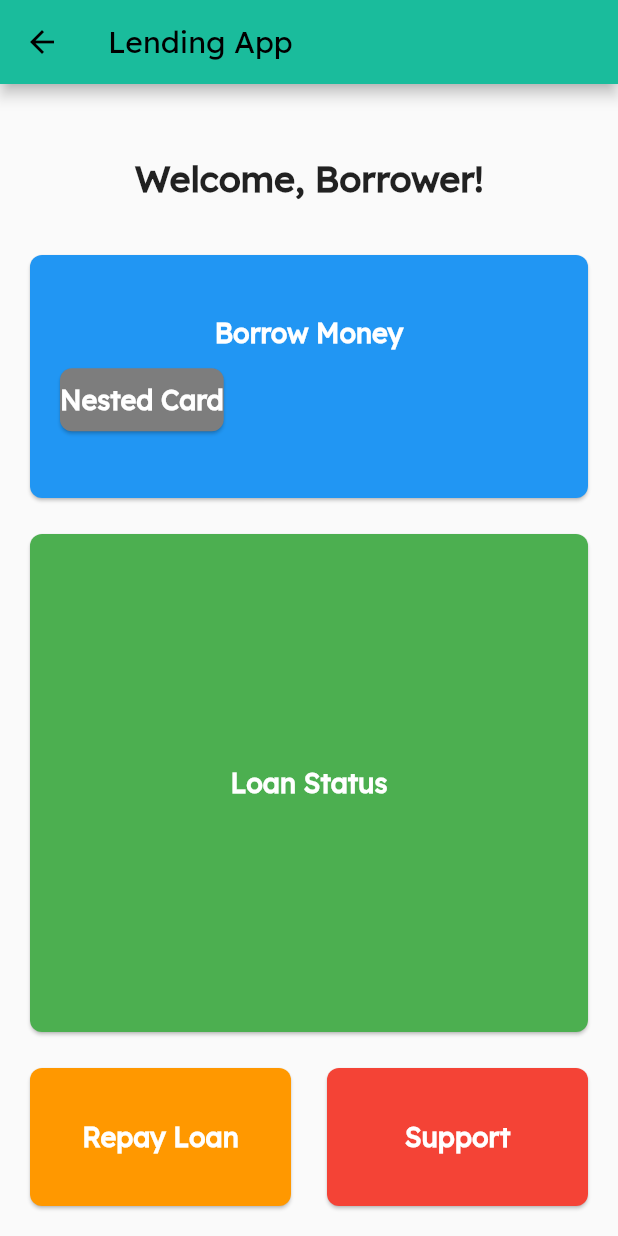
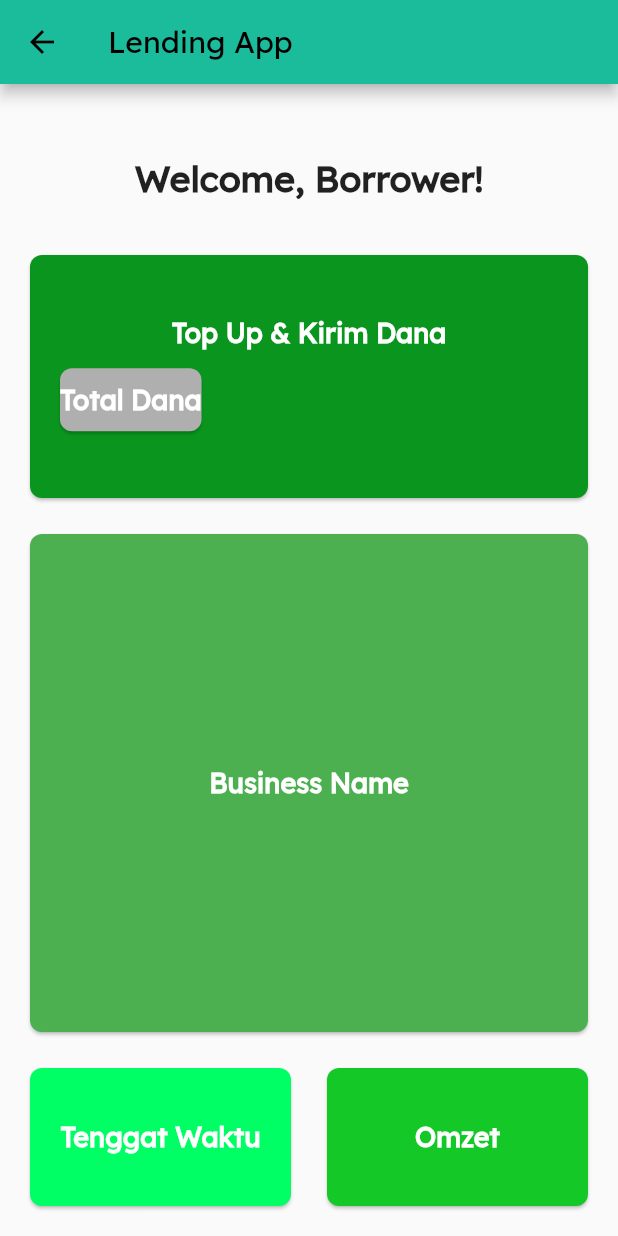
Before and after one commit to najmharani/P2P-Lending-UMKM-Kelompok-4-Pemrograman-Visual, a Flutter app: the HomeBorrower screen opened directly, on a phone screen of 412 x 824 dp. Run offline on Flutter 3.47's test engine with Material 2 defaults, Android fonts, the phone set to English and light mode, and no system bars.

Commit message:
home_borrower_update

```diff
--- a/lib/borrower/pages/home_borrower.dart
+++ b/lib/borrower/pages/home_borrower.dart
@@ -30,8 +30,8 @@ class HomeBorrower extends StatelessWidget {
                       height: 200.0,
                       width: double.infinity,
                       child: BorrowCard(
-                        title: 'Borrow Money',
-                        color: Colors.blue,
+                        title: 'Top Up & Kirim Dana',
+                        color: Color.fromARGB(255, 10, 150, 30),
                         onPressed: () {
                           // TODO: Implement borrowing functionality
                         },
@@ -40,8 +40,8 @@ class HomeBorrower extends StatelessWidget {
                           height: 50.0,
                           padding: EdgeInsets.only(left: 16.0),
                           child: BorrowCard(
-                            title: 'Nested Card',
-                            color: Color.fromARGB(255, 125, 125, 125),
+                            title: 'Total Dana',
+                            color: Color.fromARGB(255, 175, 175, 175),
                             onPressed: () {
                               // TODO: Implement nested card functionality
                             },
@@ -57,7 +57,7 @@ class HomeBorrower extends StatelessWidget {
                       height: 200.0,
                       width: double.infinity,
                       child: BorrowCard(
-                        title: 'Loan Status',
+                        title: 'Business Name',
                         color: Colors.green,
                         onPressed: () {
                           // TODO: Implement loan status functionality
@@ -73,8 +73,8 @@ class HomeBorrower extends StatelessWidget {
                         child: Container(
                           height: 100.0,
                           child: BorrowCard(
-                            title: 'Repay Loan',
-                            color: Colors.orange,
+                            title: 'Tenggat Waktu',
+                            color: Color.fromARGB(255, 0, 255, 100),
                             onPressed: () {
                               // TODO: Implement repayment functionality
                             },
@@ -86,8 +86,8 @@ class HomeBorrower extends StatelessWidget {
                         child: Container(
                           height: 100.0,
                           child: BorrowCard(
-                            title: 'Support',
-                            color: Colors.red,
+                            title: 'Omzet',
+                            color: Color.fromARGB(255, 20, 200, 40),
                             onPressed: () {
                               // TODO: Implement support functionality
                             },
```
